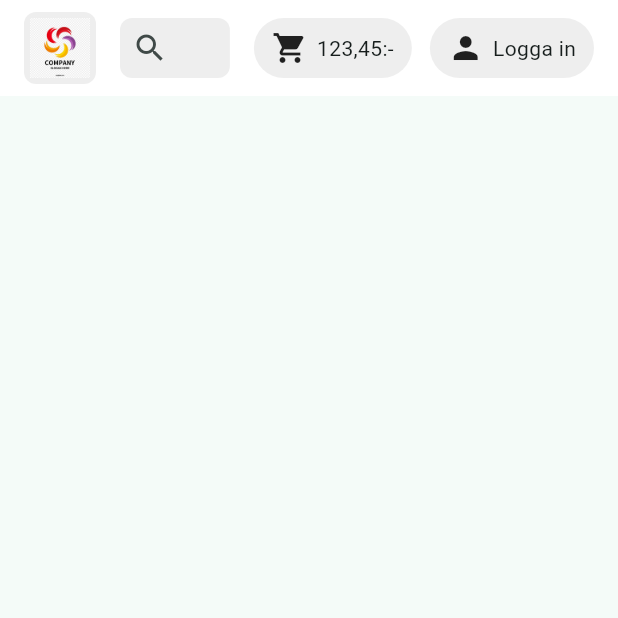
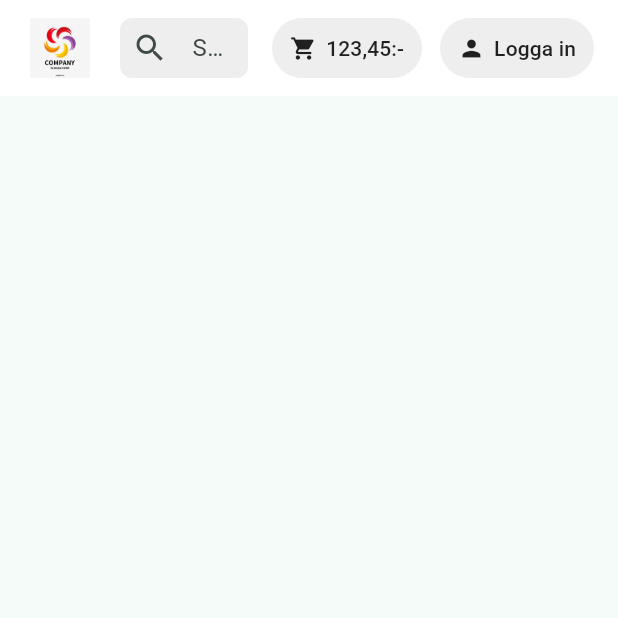
Before and after one commit to LucyIngerman/ImatProject, a Flutter app: the screen it shows after launch, on a phone screen of 412 x 824 dp, the top half of it. Run offline on Flutter 3.47's test engine with Material 3 defaults, Android fonts, the phone set to English and light mode, and no system bars.

Commit message:
fixed top_navigation_bar

```diff
--- a/i_mat_project/lib/pages/log_in_page.dart
+++ b/i_mat_project/lib/pages/log_in_page.dart
@@ -1,6 +1,5 @@
 import 'package:flutter/material.dart';
 import 'package:i_mat_project/widgets/log_in_box.dart';
-import 'package:i_mat_project/widgets/top_bar.dart';
 
 
 
@@ -13,7 +12,6 @@
       return const Scaffold(
       body: Column(
         children: [
-          TopBar(),
           LogInBox()
         ],
       ),
--- a/i_mat_project/lib/widgets/top_navigation_bar.dart
+++ b/i_mat_project/lib/widgets/top_navigation_bar.dart
@@ -11,7 +11,7 @@
   final VoidCallback? onLoginTap;
 
   const TopNavigationBar({
-    super.key,
+    Key? key,
     required this.logoAssetPath,
     required this.cartTotal,
     this.isLoggedIn = false,
@@ -19,32 +19,48 @@
     this.onLogoTap,
     this.onCartTap,
     this.onLoginTap,
-  });
+  }) : super(key: key);
+
+  static final Color baseColor = Colors.grey[200]!;
+  static final Color hoverColor = Colors.grey[350]!;
+  static const Color foregroundColor = Colors.black87;
+
+  ButtonStyle _buttonStyle(BorderRadius borderRadius) {
+    return ButtonStyle(
+      backgroundColor: WidgetStateProperty.resolveWith((states) {
+        if (states.contains(WidgetState.hovered)) return hoverColor;
+        return baseColor;
+      }),
+      foregroundColor: WidgetStateProperty.all(foregroundColor),
+      overlayColor: WidgetStateProperty.all(Colors.grey.withOpacity(0.2)),
+      shape: WidgetStateProperty.all(
+        RoundedRectangleBorder(borderRadius: borderRadius),
+      ),
+      padding: WidgetStateProperty.all(
+        const EdgeInsets.symmetric(horizontal: 12, vertical: 8),
+      ),
+      mouseCursor: WidgetStateProperty.resolveWith((states) {
+        return states.contains(WidgetState.disabled)
+            ? SystemMouseCursors.basic
+            : SystemMouseCursors.click;
+      }),
+      elevation: WidgetStateProperty.all(0),
+    );
+  }
 
   @override
   Widget build(BuildContext context) {
-    final baseColor = Colors.grey[200];
-    final hoverColor = Colors.grey[350];
-
-    return Container(
+    return Material(
+      color: Colors.white,
+      child: Container(
         padding: const EdgeInsets.symmetric(horizontal: 16, vertical: 8),
-      color: Colors.white,
         child: Row(
           children: [
-          // Logo button
-          Container(
-            decoration: BoxDecoration(
-              color: baseColor,
-              borderRadius: BorderRadius.circular(8),
-            ),
-            child: Material(
-              color: Colors.transparent,
-              borderRadius: BorderRadius.circular(8),
-              child: InkWell(
-                borderRadius: BorderRadius.circular(8),
-                onTap: onLogoTap,
-                mouseCursor: SystemMouseCursors.click,
-                hoverColor: hoverColor,
+            // Logo without ripple or background
+            MouseRegion(
+              cursor: SystemMouseCursors.click,
+              child: GestureDetector(
+                onTap: onLogoTap ?? () {},
                 child: Padding(
                   padding: const EdgeInsets.all(4),
                   child: Image.asset(
@@ -54,11 +70,10 @@
                 ),
               ),
             ),
-          ),
 
             const SizedBox(width: 16),
 
-          // Search bar
+            // Search Bar
             Expanded(
               child: Container(
                 height: 40,
@@ -83,22 +98,10 @@
 
             const SizedBox(width: 16),
 
-          // Cart button
-          Container(
-            decoration: BoxDecoration(
-              color: baseColor,
-              borderRadius: BorderRadius.circular(20),
-            ),
-            child: Material(
-              color: Colors.transparent,
-              borderRadius: BorderRadius.circular(20),
-              child: InkWell(
-                borderRadius: BorderRadius.circular(20),
-                onTap: onCartTap,
-                mouseCursor: SystemMouseCursors.click,
-                hoverColor: hoverColor,
-                child: Padding(
-                  padding: const EdgeInsets.symmetric(horizontal: 12, vertical: 8),
+            // Cart Button
+            TextButton(
+              style: _buttonStyle(BorderRadius.circular(20)),
+              onPressed: onCartTap ?? () {},
               child: Row(
                 children: [
                   const Icon(Icons.shopping_cart),
@@ -107,28 +110,13 @@
                 ],
               ),
             ),
-              ),
-            ),
-          ),
 
             const SizedBox(width: 12),
 
-          // Login/Profile button
-          Container(
-            decoration: BoxDecoration(
-              color: baseColor,
-              borderRadius: BorderRadius.circular(20),
-            ),
-            child: Material(
-              color: Colors.transparent,
-              borderRadius: BorderRadius.circular(20),
-              child: InkWell(
-                borderRadius: BorderRadius.circular(20),
-                onTap: onLoginTap,
-                mouseCursor: SystemMouseCursors.click,
-                hoverColor: hoverColor,
-                child: Padding(
-                  padding: const EdgeInsets.symmetric(horizontal: 12, vertical: 8),
+            // Login/Profile Button
+            TextButton(
+              style: _buttonStyle(BorderRadius.circular(20)),
+              onPressed: onLoginTap ?? () {},
               child: Row(
                 children: [
                   isLoggedIn && profileImageUrl != null
@@ -142,10 +130,8 @@
                 ],
               ),
             ),
+          ],
         ),
-            ),
-          ),
-        ],
       ),
     );
   }
```
Lines whose indentation alone changed are shown as unchanged.
